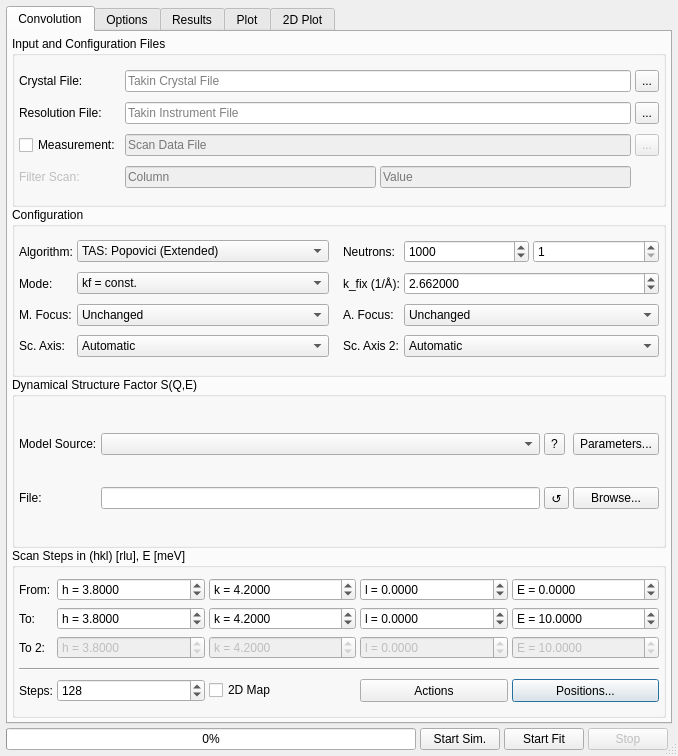
Before: the Qt Designer form core/ui/monteconvo.ui in jkrueger1/takin_ill, drawn with Qt 5.
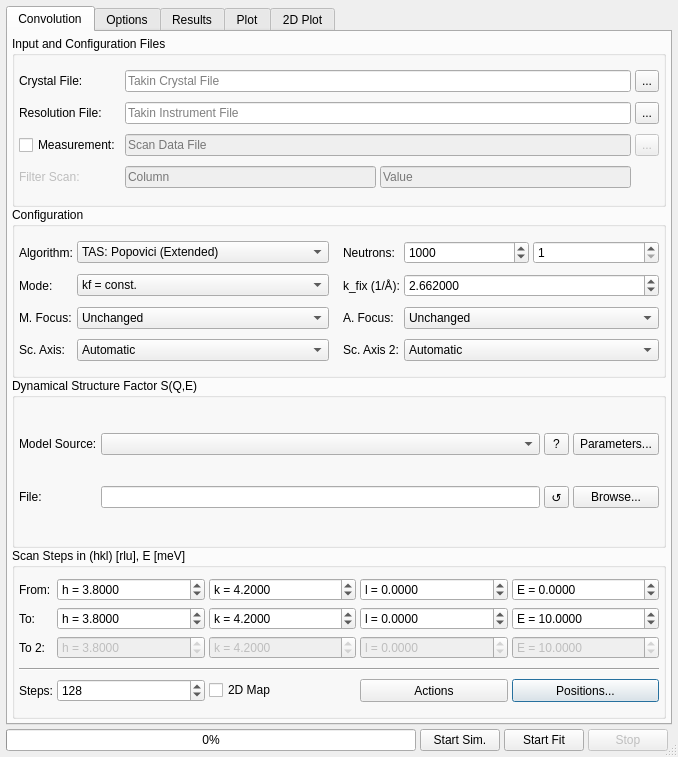
After: the same form once the commit is applied. Custom widgets are drawn as their Qt base class.

Commit message: core: cosmetic change

Patch:
```diff
--- a/core/ui/monteconvo.ui
+++ b/core/ui/monteconvo.ui
@@ -7,7 +7,7 @@
     <x>0</x>
     <y>0</y>
     <width>678</width>
-    <height>756</height>
+    <height>757</height>
    </rect>
   </property>
   <property name="windowTitle">
@@ -1226,7 +1226,7 @@
           <item row="1" column="2">
            <widget class="QToolButton" name="btnSqwReload">
             <property name="sizePolicy">
-             <sizepolicy hsizetype="Fixed" vsizetype="Minimum">
+             <sizepolicy hsizetype="Minimum" vsizetype="Minimum">
               <horstretch>0</horstretch>
               <verstretch>0</verstretch>
              </sizepolicy>
@@ -1258,7 +1258,7 @@
           <item row="0" column="2">
            <widget class="QToolButton" name="btnSqwHelp">
             <property name="sizePolicy">
-             <sizepolicy hsizetype="Fixed" vsizetype="Minimum">
+             <sizepolicy hsizetype="Minimum" vsizetype="Minimum">
               <horstretch>0</horstretch>
               <verstretch>0</verstretch>
              </sizepolicy>
```
Left out of the diff: 23 changed lines with no effect on the pictures.
